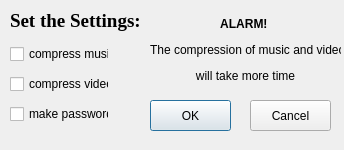
Qt form settingsdialog.ui (Subtselnyi/Archiver) before a commit.
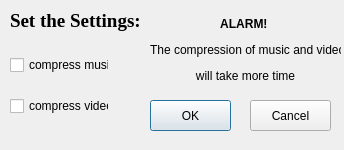
The same form after that commit.

Patch:
```diff
--- a/settingsdialog.ui
+++ b/settingsdialog.ui
@@ -91,7 +91,7 @@
     <string>Cancel</string>
    </property>
   </widget>
-  <widget class="QWidget" name="">
+  <widget class="QWidget" name="layoutWidget">
    <property name="geometry">
     <rect>
      <x>10</x>
@@ -115,16 +115,6 @@
       </property>
      </widget>
     </item>
-    <item>
-     <widget class="QCheckBox" name="SettingsPasswordCheckBox">
-      <property name="autoFillBackground">
-       <bool>false</bool>
-      </property>
-      <property name="text">
-       <string>make password</string>
-      </property>
-     </widget>
-    </item>
    </layout>
   </widget>
  </widget>
```
